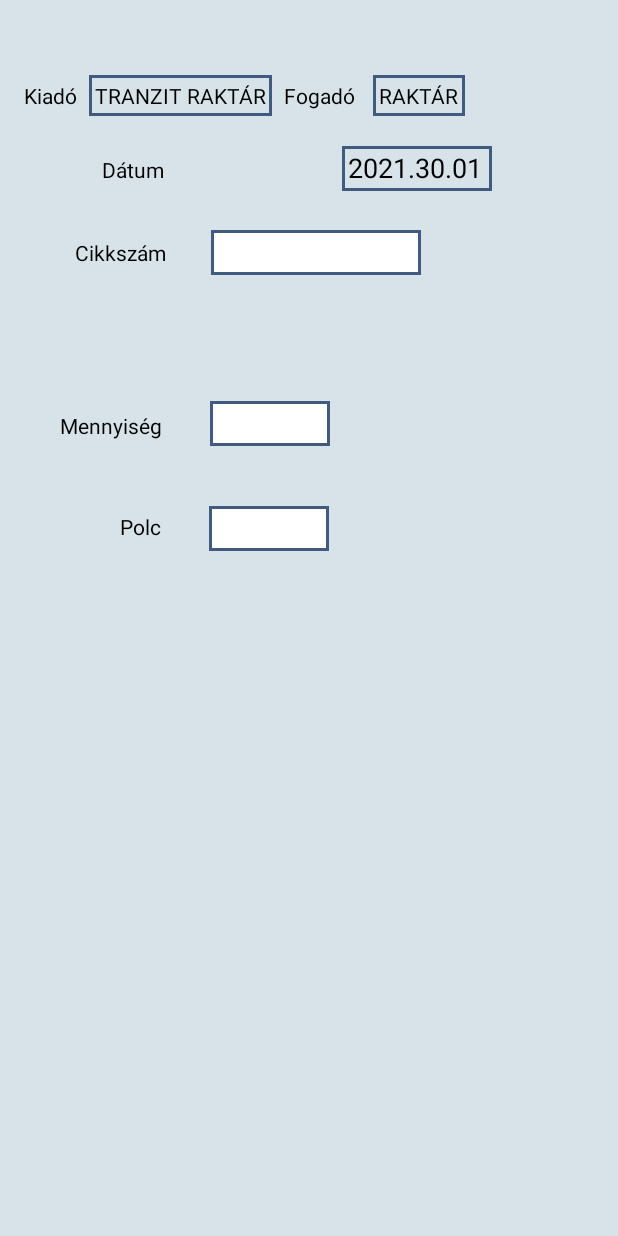
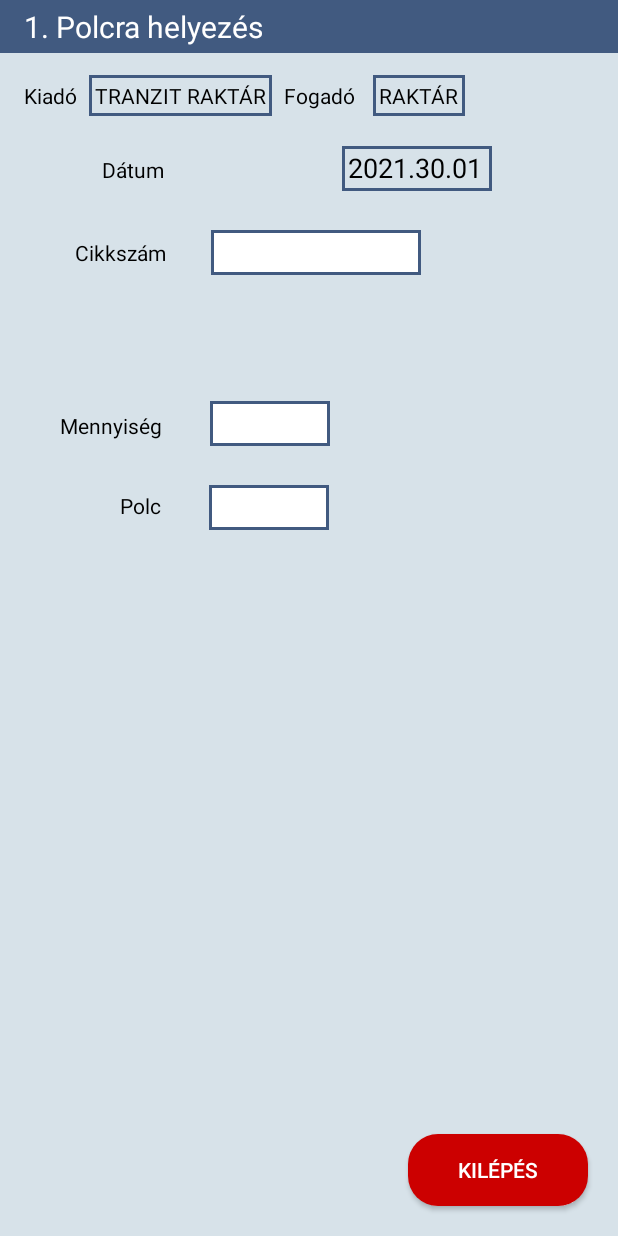
Before and after one commit to 1BlInD3/VirtualKanBan, an Android app: the layout fragment_polcra_helyezes.xml on its own in the app's theme, with its tools: preview values and no code run, on a phone screen of 412 x 824 dp. Run offline under Robolectric (Android 15) with nearby library versions, the phone set to English and light mode, and no system bars.

Commit message:
lista implementalas

```diff
--- a/app/src/main/java/com/fusetech/virtualkanban/Activities/MainActivity.kt
+++ b/app/src/main/java/com/fusetech/virtualkanban/Activities/MainActivity.kt
@@ -92,6 +92,10 @@ class MainActivity : AppCompatActivity(), BarcodeListener,CikklekerdezesFragment
     private fun loadPolcHelyezesFragment(){
         val polcHelyezesFragment = PolcraHelyezesFragment()
         supportFragmentManager.beginTransaction().replace(R.id.frame_container,polcHelyezesFragment,"POLC").addToBackStack("POLC").commit()
+    }
+    fun loadPolcLocation(){
+        val loadPolc = PolcLocationFragment()
+        supportFragmentManager.beginTransaction().replace(R.id.side_container,loadPolc,"LOCATION").addToBackStack("LOCATION").commit()
     }
     override fun onBarcodeEvent(p0: BarcodeReadEvent?) {
         runOnUiThread{
--- /dev/null
+++ b/app/src/main/java/com/fusetech/virtualkanban/DataItems/PolcLocation.kt
@@ -0,0 +1,4 @@
+package com.fusetech.virtualkanban.DataItems
+
+class PolcLocation (val polc: String, val mennyiseg: String) {
+}
--- a/app/src/main/java/com/fusetech/virtualkanban/Fragments/LoadFragment.kt
+++ b/app/src/main/java/com/fusetech/virtualkanban/Fragments/LoadFragment.kt
@@ -31,6 +31,10 @@ class LoadFragment : Fragment() {
             errorText.text = "Hibás bevitel"
             progressBar.visibility = View.GONE
         }
+        else if(param1 == "A feldolgozás során hiba lépett fel"){
+            errorText.text = param1
+            progressBar.visibility = View.GONE
+        }
         else{
             errorText.text = param1
             progressBar.visibility = View.VISIBLE
--- a/app/src/main/res/layout/fragment_polcra_helyezes.xml
+++ b/app/src/main/res/layout/fragment_polcra_helyezes.xml
@@ -126,7 +126,7 @@
         app:layout_constraintTop_toBottomOf="@+id/textView13" />
 
     <EditText
-        android:id="@+id/editTextNumberDecimal"
+        android:id="@+id/mennyisegTxt"
         android:layout_width="80dp"
         android:layout_height="30dp"
         android:layout_marginStart="32dp"
@@ -147,25 +147,79 @@
         android:layout_width="wrap_content"
         android:layout_height="wrap_content"
         android:layout_marginStart="80dp"
-        android:layout_marginTop="48dp"
+        android:layout_marginTop="34dp"
+        android:text="Polc"
         android:textColor="@android:color/black"
-        android:text="Polc"
         app:layout_constraintStart_toStartOf="parent"
         app:layout_constraintTop_toBottomOf="@+id/textView14" />
 
     <EditText
-        android:id="@+id/editTextTextPersonName2"
+        android:id="@+id/polcTxt"
         android:layout_width="80dp"
         android:layout_height="30dp"
         android:layout_marginStart="32dp"
-        android:layout_marginTop="40dp"
-        android:paddingStart="4dp"
-        android:paddingEnd="4dp"
-        android:paddingTop="4dp"
-        android:paddingBottom="4dp"
+        android:layout_marginTop="26dp"
         android:background="@drawable/editbuttn"
         android:ems="10"
         android:inputType="textPersonName"
+        android:paddingStart="4dp"
+        android:paddingTop="4dp"
+        android:paddingEnd="4dp"
+        android:paddingBottom="4dp"
         app:layout_constraintStart_toEndOf="@+id/textView15"
-        app:layout_constraintTop_toBottomOf="@+id/editTextNumberDecimal" />
+        app:layout_constraintTop_toBottomOf="@+id/mennyisegTxt" />
+
+    <androidx.constraintlayout.widget.ConstraintLayout
+        android:id="@+id/constraintLayout"
+        android:layout_width="match_parent"
+        android:layout_height="35dp"
+        android:background="@color/pocakszin4"
+        app:layout_constraintStart_toStartOf="parent"
+        app:layout_constraintTop_toTopOf="parent">
+
+        <TextView
+            android:id="@+id/textView16"
+            android:layout_width="wrap_content"
+            android:layout_height="wrap_content"
+            android:layout_marginStart="16dp"
+            android:layout_marginTop="4dp"
+            android:text="1. Polcra helyezés"
+            android:textColor="@android:color/white"
+            android:textSize="20sp"
+            app:layout_constraintStart_toStartOf="parent"
+            app:layout_constraintTop_toTopOf="parent" />
+    </androidx.constraintlayout.widget.ConstraintLayout>
+
+    <Button
+        android:id="@+id/button"
+        android:layout_width="120dp"
+        android:layout_height="wrap_content"
+        android:layout_marginEnd="20dp"
+        android:layout_marginBottom="20dp"
+        android:background="@drawable/buttn"
+        android:backgroundTint="@android:color/holo_red_dark"
+        android:text="Kilépés"
+        android:textColor="@android:color/white"
+        app:layout_constraintBottom_toBottomOf="parent"
+        app:layout_constraintEnd_toEndOf="parent" />
+
+    <androidx.constraintlayout.widget.ConstraintLayout
+        android:layout_width="0dp"
+        android:layout_height="350dp"
+        app:layout_constraintBottom_toBottomOf="parent"
+        app:layout_constraintEnd_toEndOf="parent"
+        app:layout_constraintStart_toStartOf="parent"
+        app:layout_constraintTop_toTopOf="@+id/constraintLayout">
+
+        <FrameLayout
+            android:id="@+id/side_container"
+            android:layout_width="match_parent"
+            android:layout_height="match_parent"
+            app:layout_constraintBottom_toBottomOf="parent"
+            app:layout_constraintEnd_toEndOf="parent"
+            app:layout_constraintStart_toStartOf="parent"
+            app:layout_constraintTop_toTopOf="parent">
+
+        </FrameLayout>
+    </androidx.constraintlayout.widget.ConstraintLayout>
 </androidx.constraintlayout.widget.ConstraintLayout>
```
Also changed, not shown: app/src/main/java/com/fusetech/virtualkanban/Adapters/PolcLocationAdapter.kt (added, +27 -0 lines), app/src/main/java/com/fusetech/virtualkanban/Fragments/PolcLocationFragment.kt (added, +39 -0 lines), app/src/main/java/com/fusetech/virtualkanban/Fragments/PolcraHelyezesFragment.kt (+7 -0 lines), app/src/main/res/layout/fragment_polc_location.xml (added, +26 -0 lines), app/src/main/res/layout/polc_location_header.xml (added, +56 -0 lines), app/src/main/res/layout/polc_location_view.xml (added, +58 -0 lines), app/src/main/res/layout/proba_layout.xml (deleted, +0 -55 lines).
